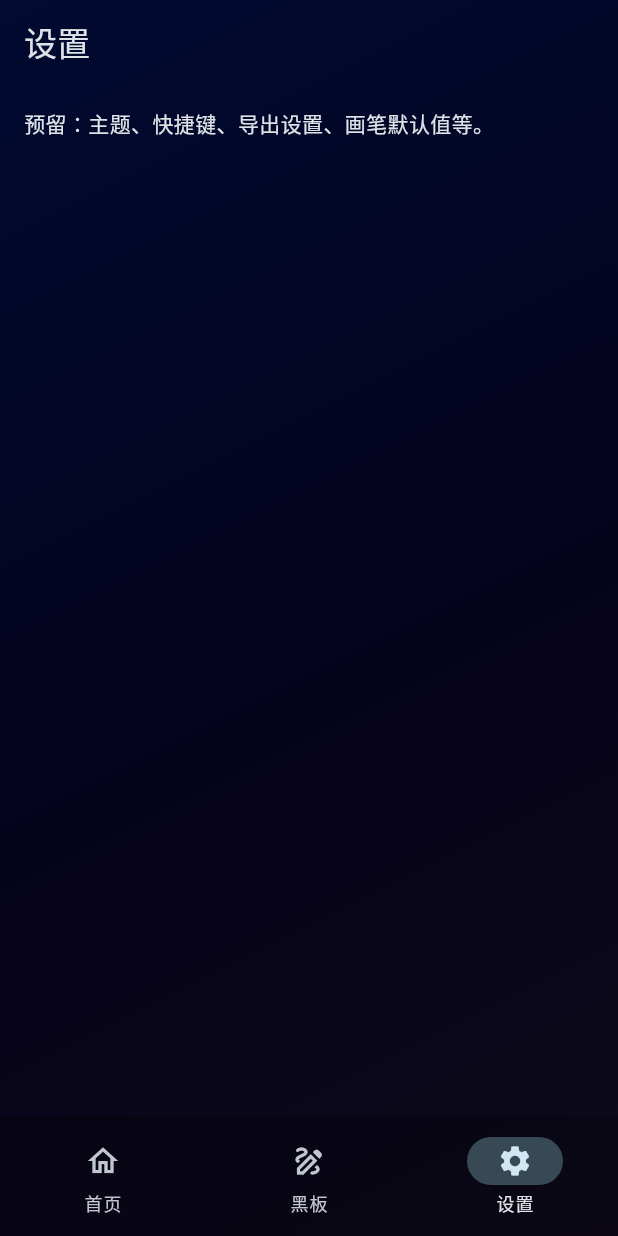
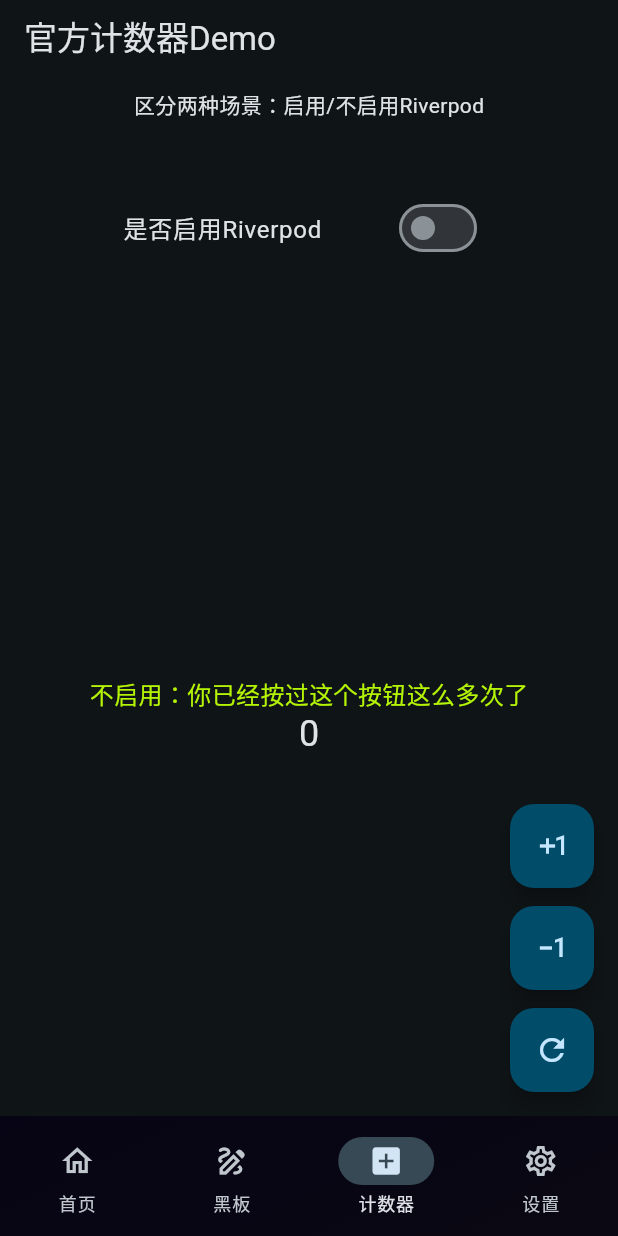
Before and after one commit to mokeen/va-flutter-edu, a Flutter app: the screen it shows after launch, item 3 of the bottom bar chosen, on a phone screen of 412 x 824 dp. Run offline on Flutter 3.47's test engine with Material 3 defaults, Android fonts, the phone set to English and light mode, and no system bars; our stand-ins replace flutter_riverpod, go_router, riverpod_annotation; generated files the repository leaves out were written again.

Commit message:
feat: 计数器Demo复现

```diff
--- /dev/null
+++ b/lib/src/features/counter/application/counter_feature_flags.dart
@@ -0,0 +1,11 @@
+import 'package:flutter_riverpod/flutter_riverpod.dart';
+
+/// 是否启用“状态管理版计数器”（Riverpod 模板）的全局开关。
+///
+/// - `false`：使用本地 StatefulWidget 模板（local），计数只在页面内生效
+/// - `true`：使用 Riverpod 模板（provider），计数会被 AppShell 等外层共享展示
+///
+/// 这是一个最适合用 `StateProvider<bool>` 的场景：只有一个简单的可变值。
+// StateProvider<T>：一个简单可变值（bool/int/String/enum），直接改 .state
+// 例：开关、当前 tab、筛选条件（很适合“是否启用状态管理”）
+final counterStateManagementEnabledProvider = StateProvider<bool>((ref) => false);
--- /dev/null
+++ b/lib/src/features/counter/presentation/counter_screen.dart
@@ -0,0 +1,110 @@
+import 'package:flutter/material.dart';
+import 'package:flutter_riverpod/flutter_riverpod.dart';
+import 'package:va_edu/src/features/counter/application/counter_controller.dart';
+import 'package:va_edu/src/features/counter/application/counter_feature_flags.dart';
+import 'package:va_edu/src/features/counter/presentation/widgets/counter_local_template.dart';
+import 'package:va_edu/src/features/counter/presentation/widgets/counter_riverpod_template.dart';
+
+/// Counter Demo 总页面：
+///
+/// - 顶部开关：选择启用/不启用 Riverpod（相当于“动态组件切换”）
+/// - 下方区域：根据开关渲染 local 模板 或 riverpod 模板
+/// - 切换时：同步两边的 count，保证数值不跳变
+class CounterScreen extends ConsumerStatefulWidget {
+  const CounterScreen({super.key});
+
+  @override
+  /// 返回对应的 State。因为要同时用到：
+  /// - `ref.watch/read`（读写 provider）
+  /// - `setState`（保存 localCount 缓存）
+  /// 所以用 `ConsumerStatefulWidget + ConsumerState` 组合。
+  ConsumerState<CounterScreen> createState() => _CounterScreenState();
+}
+
+class _CounterScreenState extends ConsumerState<CounterScreen> {
+  /// 切换开关的回调：这里是“同步发生的唯一入口”。
+  ///
+  /// 规则（当前的设计）：
+  /// - 开启（local -> riverpod）：把 local 的 lastCount 写进 provider
+  /// - 关闭（riverpod -> local）：把 provider 的当前值读出来回填给 local
+  void onEnabledChanged (bool val) {
+    if (val) {
+      // local -> riverpod：把 local 缓存值写入 provider，让 riverpod 模板一显示就用到正确计数。
+      ref.read(counterProvider.notifier).setCount(lastCount);
+    } else {
+      // riverpod -> local：把 provider 的值回填到 localCount。
+      // 这里要用 setState，否则 localCount 变化不会触发 CounterScreen 重建。
+      setState(() {
+        lastCount = ref.read(counterProvider);
+      });
+    }
+    // 最后更新“启用状态管理”的开关（这个 provider 会驱动模板切换）。
+    ref.read(counterStateManagementEnabledProvider.notifier).state = val;
+  }
+
+  /// local 模板的“最近一次计数值”缓存。
+  ///
+  /// 作用：
+  /// - local -> riverpod 时：作为 setCount 的输入
+  /// - riverpod -> local 时：作为 local 模板 initialCount 的输入
+  int lastCount = 0;
+
+  /// local 模板每次计数变化都会回调到这里。
+  /// 必须 setState：让 CounterScreen 能拿到最新 lastCount（用于切换同步）。
+  void onCountChanged(int v) {
+    setState(() {
+      lastCount = v;
+    });
+  }
+
+  @override
+  Widget build(BuildContext context) {
+    // 监听开关：改变时会触发 CounterScreen 重建，从而切换模板。
+    final enabled = ref.watch(counterStateManagementEnabledProvider);
+    return Scaffold(
+      appBar: AppBar(
+        title: const Text('官方计数器Demo'),
+        bottom: const PreferredSize(
+          preferredSize: Size.fromHeight(32),
+          child: Padding(
+            padding: EdgeInsets.symmetric(horizontal: 16, vertical: 8),
+            child: (
+              Text('区分两种场景：启用/不启用Riverpod')
+            ),
+          ),
+        ),
+      ),
+      body: (
+        Column(
+          children: [
+            const SizedBox(height: 36),
+            Align(
+              alignment: AlignmentGeometry.center,
+              child: (
+                ConstrainedBox(
+                  constraints: const BoxConstraints(maxWidth: 280),
+                  child: (
+                    SwitchListTile(
+                      title: const Text('是否启用Riverpod'),
+                      // Switch 的 value 绑定 enabled，保证 UI 与 provider 状态一致。
+                      value: enabled,
+                      // onChanged 里做“同步 + 切换”。
+                      onChanged: onEnabledChanged
+                    )
+                  ),
+                )
+              ),
+            ),
+            const SizedBox(height: 30),
+            Expanded(
+              child: (
+                // 动态模板切换（类似 Vue 的动态组件）：enabled 决定渲染哪一套实现。
+                enabled ? const CounterRiverpodTemplate() : CounterLocalTemplate(initialCount: lastCount, onCountChanged: onCountChanged,)
+              ),
+            )
+          ],
+        )
+      ),
+    );
+  }
+}
--- /dev/null
+++ b/lib/src/features/counter/presentation/widgets/counter_local_template.dart
@@ -0,0 +1,139 @@
+import 'package:flutter/material.dart';
+
+/// Counter 示例页：用最少代码体验 StatefulWidget + setState。
+class CounterLocalTemplate extends StatefulWidget {
+  /// 组件构造函数：`key` 用于 Flutter 识别/复用 Widget（通常照写即可）。
+  const CounterLocalTemplate({super.key, required this.initialCount, required this.onCountChanged});
+
+  /// 外部传入的初始计数值（来自 CounterScreen 的缓存）。
+  ///
+  /// 用途：从 riverpod 切回 local 时，让 local 的 UI 显示与 riverpod 一致的数字。
+  final int initialCount;
+
+  /// 计数变化时的上报回调（把 local 的最新值通知给 CounterScreen）。
+  ///
+  /// 用途：从 local 切到 riverpod 时，CounterScreen 能拿到最新 localCount 做同步。
+  final ValueChanged<int> onCountChanged;
+
+  @override
+  /// StatefulWidget 必须实现：返回该 Widget 对应的 State 对象。
+  /// 这里的返回类型写成 `State<CounterLocalTemplate>`，避免把私有 State 类型暴露到公开 API。
+  State<CounterLocalTemplate> createState() => _CounterLocalTemplateState();
+}
+
+/// State 类通常用私有命名（前缀 `_`），表示只在当前文件内使用。
+class _CounterLocalTemplateState extends State<CounterLocalTemplate> {
+  /// 计数值：放在 State 里，变化时通过 setState 触发刷新 UI。
+  ///
+  /// 这里用 `late` 是因为值来自 `widget.initialCount`，通常在 `initState` 里初始化更清晰。
+  late int _count = 0;
+
+  /// 点击按钮时调用：setState 会让 Flutter 重新执行 build()，从而更新界面上的数字。
+  void _operationCounter(String mode) {
+    setState(() {
+      switch (mode) {
+        case 'inc':
+          _count++;
+          break;
+        case 'dec':
+          _count--;
+          break;
+        case 'reset':
+          if (_count != 0) {
+            _count = 0;
+          }
+          break;
+        default:
+          break;
+      }
+    });
+    // setState 后上报最新值给父组件（CounterScreen）。
+    // 注意：这里不需要再 setState，一次 setState 就够。
+    widget.onCountChanged(_count);
+  }
+
+  @override
+  void initState() {
+    super.initState();
+    // 首次创建时，把外部 initialCount 注入到内部状态。
+    _count = widget.initialCount;
+  }
+
+  @override
+  void didUpdateWidget(covariant CounterLocalTemplate oldWidget) {
+    super.didUpdateWidget(oldWidget);
+    // 当父组件传入的新 initialCount 发生变化时（例如从 riverpod 切回 local），同步内部 _count。
+    // 如果不做这一步，State 会被复用，_count 可能还是旧值。
+    if (oldWidget.initialCount != widget.initialCount) {
+      setState(() {
+        _count = widget.initialCount;
+      });
+    }
+  }
+
+  @override
+  /// build：描述“当前状态下 UI 应该长什么样”（声明式）。
+  Widget build(BuildContext context) {
+    return Stack(
+      children: [
+        // 主体内容：居中展示提示文案 + 数字。
+        Center(
+          /// Center：把子组件放到屏幕中间。
+          child: Column(
+            /// Column：竖向排列子组件。
+            mainAxisAlignment: MainAxisAlignment.center,
+            children: [
+              const Text(
+                '不启用：你已经按过这个按钮这么多次了',
+                style: TextStyle(
+                  color: Color.fromARGB(253, 182, 246, 4),
+                  fontSize: 16,
+                ),
+              ),
+              Text(
+                '$_count',
+                /// 从 Theme 里取预设字号样式（不需要你手写 fontSize）。
+                style: const TextStyle(
+                  fontSize: 24,
+                  height: 1.2
+                ),
+              ),
+            ],
+          ),
+        ),
+        // 操作按钮层：用 Positioned 固定在右下角，实现“类似 floatingActionButton 的效果”。
+        Positioned(
+          right: 16,
+          bottom: 16,
+          child: Column(
+            mainAxisSize: MainAxisSize.min,
+            children: [
+              Wrap(
+                direction: Axis.vertical,
+                spacing: 12,
+                children: [
+                  FloatingActionButton(
+                    /// onPressed：点击回调，触发计数 +1。
+                    onPressed: () => _operationCounter('inc'),
+                    tooltip: '点击加1',
+                    child: const Icon(Icons.exposure_plus_1),
+                  ),
+                  FloatingActionButton(
+                    onPressed: () => _operationCounter('dec'),
+                    tooltip: '点击减1',
+                    child: const Icon(Icons.exposure_minus_1),
+                  ),
+                  FloatingActionButton(
+                    onPressed: () => _operationCounter('reset'),
+                    tooltip: '重置',
+                    child: const Icon(Icons.refresh),
+                  )
+                ],
+              )
+            ],
+          ),
+        )
+      ],
+    );
+  }
+}
--- a/lib/src/shell/app_shell.dart
+++ b/lib/src/shell/app_shell.dart
@@ -1,16 +1,28 @@
 import 'package:flutter/material.dart';
+import 'package:flutter_riverpod/flutter_riverpod.dart';
 import 'package:go_router/go_router.dart';
+import 'package:va_edu/src/features/counter/application/counter_controller.dart';
+import 'package:va_edu/src/features/counter/application/counter_feature_flags.dart';
 
 import 'package:va_edu/src/theme/app_gradients.dart';
 
-class AppShell extends StatelessWidget {
+/// AppShell：应用的“壳层”（承载侧边栏/底部导航 + 渐变背景 + 子路由）。
+///
+/// 这里改成 `ConsumerWidget` 的原因：
+/// - 需要在 Shell 层读取 Provider（enabled 开关 + counter 数值）
+/// - 用于控制：菜单角标 Badge 的显示与内容（动态更新）
+class AppShell extends ConsumerWidget {
   const AppShell({
     required this.navigationShell,
     super.key,
   });
 
+  /// GoRouter 的 StatefulShell：每个 tab 有独立导航栈，切换 tab 时能保留各自的路由状态。
   final StatefulNavigationShell navigationShell;
 
+  /// 切换 tab 的统一入口。
+  ///
+  /// `initialLocation` 的含义：如果点的是当前 tab，则回到该 tab 的初始路由（类似“点一下回顶/回首页”）。
   void _goBranch(int index) {
     navigationShell.goBranch(
       index,
@@ -19,40 +31,77 @@ class AppShell extends StatelessWidget {
   }
 
   @override
-  Widget build(BuildContext context) {
+  Widget build(BuildContext context, WidgetRef ref) {
+    // 是否启用 Riverpod 计数器：决定“计数器 tab 是否显示角标”。
+    final countProviderEnabled = ref.watch(counterStateManagementEnabledProvider);
+    // 当前计数值：当启用时显示在 Badge 上（动态更新）。
+    final count = ref.watch(counterProvider);
+
+    // 简单的响应式布局：宽屏用 NavigationRail，窄屏用 NavigationBar。
     final width = MediaQuery.sizeOf(context).width;
     final useRail = width >= 900;
 
-    final destinations = const <NavigationDestination>[
-      NavigationDestination(
+    // 底部导航（窄屏）。
+    final destinations = <NavigationDestination>[
+      const NavigationDestination(
         icon: Icon(Icons.home_outlined),
         selectedIcon: Icon(Icons.home),
         label: '首页',
       ),
-      NavigationDestination(
+      const NavigationDestination(
         icon: Icon(Icons.draw_outlined),
         selectedIcon: Icon(Icons.draw),
         label: '黑板',
       ),
       NavigationDestination(
+        // icon / selectedIcon 都做同样的 badge 包装，这样选中/未选中状态都一致显示角标。
+        icon: countProviderEnabled ? Badge(
+          // offset：相对默认右上角位置的偏移（dx>0 往右，dy<0 往上）。
+          offset: const Offset(10, -4),
+          // label：角标内容（这里直接显示 count）。
+          label: Text('$count'),
+          child: const Icon(Icons.add),
+        ) : const Icon(Icons.add),
+        selectedIcon: countProviderEnabled ? Badge(
+          offset: const Offset(10, -4),
+          label: Text('$count'),
+          child: const Icon(Icons.add_box),
+        ) : const Icon(Icons.add_box),
+        label: '计数器'
+      ),
+      const NavigationDestination(
         icon: Icon(Icons.settings_outlined),
         selectedIcon: Icon(Icons.settings),
         label: '设置',
       ),
     ];
 
-    final railDestinations = const <NavigationRailDestination>[
-      NavigationRailDestination(
+    // 侧边栏导航（宽屏）。
+    final railDestinations = <NavigationRailDestination>[
+      const NavigationRailDestination(
         icon: Icon(Icons.home_outlined),
         selectedIcon: Icon(Icons.home),
         label: Text('首页'),
       ),
-      NavigationRailDestination(
+      const NavigationRailDestination(
         icon: Icon(Icons.draw_outlined),
         selectedIcon: Icon(Icons.draw),
         label: Text('黑板'),
       ),
       NavigationRailDestination(
+        icon: countProviderEnabled ? Badge(
+          offset: const Offset(10, -4),
+          label: Text('$count'),
+          child: const Icon(Icons.add),
+        ) : const Icon(Icons.add),
+        selectedIcon: countProviderEnabled ? Badge(
+          offset: const Offset(10, -4),
+          label: Text('$count'),
+          child: const Icon(Icons.add_box),
+        ) : const Icon(Icons.add_box),
+        label: const Text('计数器')
+      ),
+      const NavigationRailDestination(
         icon: Icon(Icons.settings_outlined),
         selectedIcon: Icon(Icons.settings),
         label: Text('设置'),
@@ -61,13 +110,16 @@ class AppShell extends StatelessWidget {
 
     if (useRail) {
       return DecoratedBox(
+        // Shell 背景渐变（整个应用背景）。
         decoration: const BoxDecoration(gradient: AppGradients.aquaDark),
         child: Scaffold(
+          // 透明让渐变透出来（否则 Scaffold 默认背景会盖住）。
           backgroundColor: Colors.transparent,
           body: Row(
             children: [
               SafeArea(
                 child: NavigationRail(
+                  // 半透明背景，保证图标对比度，同时让渐变可见。
                   backgroundColor: Colors.black.withValues(alpha: 0.25),
                   selectedIndex: navigationShell.currentIndex,
                   onDestinationSelected: _goBranch,
@@ -76,6 +128,7 @@ class AppShell extends StatelessWidget {
                 ),
               ),
               const VerticalDivider(width: 1, color: Colors.white12),
+              // Expanded：右侧内容区撑满剩余空间。
               Expanded(child: navigationShell),
             ],
           ),
@@ -87,6 +140,7 @@ class AppShell extends StatelessWidget {
       decoration: const BoxDecoration(gradient: AppGradients.aquaDark),
       child: Scaffold(
         backgroundColor: Colors.transparent,
+        // navigationShell 是 go_router 提供的“当前 tab 内容”。
         body: navigationShell,
         bottomNavigationBar: NavigationBar(
           backgroundColor: Colors.black.withValues(alpha: 0.25),
--- a/pubspec.yaml
+++ b/pubspec.yaml
@@ -34,13 +34,15 @@ dependencies:
   # The following adds the Cupertino Icons font to your application.
   # Use with the CupertinoIcons class for iOS style icons.
   cupertino_icons: ^1.0.8
+  # riverpod 核心库
   flutter_riverpod: ^2.6.1
+  # riverpod 注解
+  riverpod_annotation: ^2.6.1
   flutter_hooks: ^0.20.5
   freezed_annotation: ^2.4.4
   go_router: ^14.6.2
   hooks_riverpod: ^2.6.1
   json_annotation: ^4.9.0
-  riverpod_annotation: ^2.6.1
 
 dev_dependencies:
   flutter_test:
```
Also changed, not shown: lib/src/features/counter/application/counter_controller.dart (added, +39 -0 lines), lib/src/features/counter/presentation/widgets/counter_riverpod_template.dart (added, +78 -0 lines), lib/src/routing/app_router.dart (+9 -0 lines), 6 other files.
